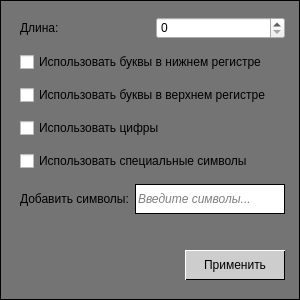
Old version of the form frontend/pm_password_settings.ui in the repository Kvazitropter/password-manager.
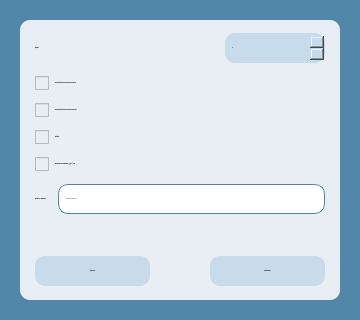
New version of the form.

Diff of the .ui file:
```diff
--- a/frontend/pm_password_settings.ui
+++ b/frontend/pm_password_settings.ui
@@ -9,74 +9,63 @@
    <rect>
     <x>0</x>
     <y>0</y>
-    <width>300</width>
-    <height>300</height>
+    <width>360</width>
+    <height>320</height>
    </rect>
   </property>
+  <property name="font">
+   <font>
+    <family>Verdana</family>
+    <pointsize>-1</pointsize>
+    <italic>false</italic>
+    <bold>true</bold>
+   </font>
+  </property>
   <property name="windowTitle">
    <string>Password Manager</string>
   </property>
   <property name="styleSheet">
    <string notr="true">QDialog {
-background-color: #747474;
-border: 1px solid #000;
+background-color: #5287A9;
 }
 
 * {
-font: normal bold 12px/15px 'Inter', sans-serif;
+font: 700 12px &quot;Verdana&quot;;
 color: #000000;
 }
-
-QPushButton::hover {
-background-color: rgba(205, 205, 205, 0.4);
-}
-
-QPushButton::pressed {
-background-color: rgba(205, 205, 205, 0.1);
-}</string>
+</string>
   </property>
-  <widget class="QPushButton" name="btn_submit_settings">
-   <property name="geometry">
-    <rect>
-     <x>185</x>
-     <y>250</y>
-     <width>100</width>
-     <height>30</height>
-    </rect>
-   </property>
-   <property name="cursor">
-    <cursorShape>PointingHandCursor</cursorShape>
-   </property>
-   <property name="styleSheet">
-    <string notr="true">QPushButton {
-background-color: #CDCDCD;
-border: 1px solid #000;
-border-top-color: #fff;
-border-left-color: #fff;
-}
-
-QPushButton::hover {
-background-color: rgba(205, 205, 205, 0.4);
-}
-
-QPushButton::pressed {
-background-color: rgba(205, 205, 205, 0.1);
-}</string>
-   </property>
-   <property name="text">
-    <string>Применить</string>
-   </property>
-  </widget>
-  <widget class="QWidget" name="layoutWidget">
+  <widget class="QWidget" name="widget" native="true">
    <property name="geometry">
     <rect>
      <x>20</x>
-     <y>10</y>
-     <width>265</width>
-     <height>241</height>
+     <y>20</y>
+     <width>320</width>
+     <height>280</height>
     </rect>
    </property>
+   <property name="styleSheet">
+    <string notr="true">QWidget {
+background-color:#E9EEF4;
+border-radius: 10%;
+}</string>
+   </property>
    <layout class="QVBoxLayout" name="verticalLayout">
+    <property name="spacing">
+     <number>10</number>
+    </property>
+    <property name="leftMargin">
+     <number>15</number>
+    </property>
+    <property name="topMargin">
+     <number>10</number>
+    </property>
+    <property name="rightMargin">
+     <number>15</number>
+    </property>
+    <property name="bottomMargin">
+     <number>10</number>
+    </property>
     <item>
      <layout class="QHBoxLayout" name="horizontalLayout_2">
       <item>
@@ -87,35 +76,56 @@
        </widget>
       </item>
       <item>
-       <widget class="QSpinBox" name="spinbox_length"/>
+       <widget class="QSpinBox" name="spinbox_length">
+        <property name="minimumSize">
+         <size>
+          <width>0</width>
+          <height>30</height>
+         </size>
+        </property>
+        <property name="maximumSize">
+         <size>
+          <width>100</width>
+          <height>16777215</height>
+         </size>
+        </property>
+        <property name="styleSheet">
+         <string notr="true">background-color: rgb(199, 219, 234);
+padding-left: 5px;
+</string>
+        </property>
+        <property name="prefix">
+         <string/>
+        </property>
+       </widget>
       </item>
      </layout>
     </item>
     <item>
      <widget class="QCheckBox" name="checkbox_lcase">
       <property name="text">
-       <string>Использовать буквы в нижнем регистре</string>
+       <string>Латинские буквы в нижнем регистре</string>
       </property>
      </widget>
     </item>
     <item>
      <widget class="QCheckBox" name="checkbox_upcase">
       <property name="text">
-       <string>Использовать буквы в верхнем регистре</string>
+       <string>Латинские буквы в верхнем регистре</string>
       </property>
      </widget>
     </item>
     <item>
      <widget class="QCheckBox" name="checkbox_digits">
       <property name="text">
-       <string>Использовать цифры</string>
+       <string>Цифры</string>
       </property>
      </widget>
     </item>
     <item>
      <widget class="QCheckBox" name="checkbox_symbols">
       <property name="text">
-       <string>Использовать специальные символы</string>
+       <string>Специальные символы !@#$%^*?&amp;&amp;</string>
       </property>
      </widget>
     </item>
@@ -139,8 +149,11 @@
         <property name="styleSheet">
          <string notr="true">QLineEdit {
 background-color: #fff;
-border: 1px solid #000;
+border-style: solid;
+border-width: 1px;
+border-color: rgb(82, 135, 169);
 font-style: italic;
+padding-left: 5px;
 }</string>
         </property>
         <property name="placeholderText">
@@ -163,7 +176,6 @@
 color: #f54021;
 font-size: 12px;
 font-weight: light;
-border: none;
 }</string>
       </property>
       <property name="text">
@@ -171,6 +183,83 @@
       </property>
      </widget>
     </item>
+    <item>
+     <layout class="QHBoxLayout" name="buttons">
+      <property name="spacing">
+       <number>60</number>
+      </property>
+      <item>
+       <widget class="QPushButton" name="btn_reset">
+        <property name="minimumSize">
+         <size>
+          <width>100</width>
+          <height>30</height>
+         </size>
+        </property>
+        <property name="maximumSize">
+         <size>
+          <width>130</width>
+          <height>30</height>
+         </size>
+        </property>
+        <property name="cursor">
+         <cursorShape>PointingHandCursor</cursorShape>
+        </property>
+        <property name="styleSheet">
+         <string notr="true">QPushButton {
+background-color: rgb(199, 219, 234);
+}
+
+QPushButton::hover {
+background-color: rgba(82, 135, 169, 70);
+}
+
+QPushButton::pressed {
+background-color: rgba(82, 135, 169, 150);
+}</string>
+        </property>
+        <property name="text">
+         <string>Сбросить</string>
+        </property>
+       </widget>
+      </item>
+      <item>
+       <widget class="QPushButton" name="btn_submit_settings">
+        <property name="minimumSize">
+         <size>
+          <width>100</width>
+          <height>30</height>
+         </size>
+        </property>
+        <property name="maximumSize">
+         <size>
+          <width>130</width>
+          <height>30</height>
+         </size>
+        </property>
+        <property name="cursor">
+         <cursorShape>PointingHandCursor</cursorShape>
+        </property>
+        <property name="styleSheet">
+         <string notr="true">QPushButton {
+background-color: rgb(199, 219, 234);
+}
+
+QPushButton::hover {
+background-color: rgba(82, 135, 169, 70);
+}
+
+QPushButton::pressed {
+background-color: rgba(82, 135, 169, 150);
+}</string>
+        </property>
+        <property name="text">
+         <string>Применить</string>
+        </property>
+       </widget>
+      </item>
+     </layout>
+    </item>
    </layout>
   </widget>
  </widget>
```
Left out of the diff: 19 changed lines with no effect on the pictures.
